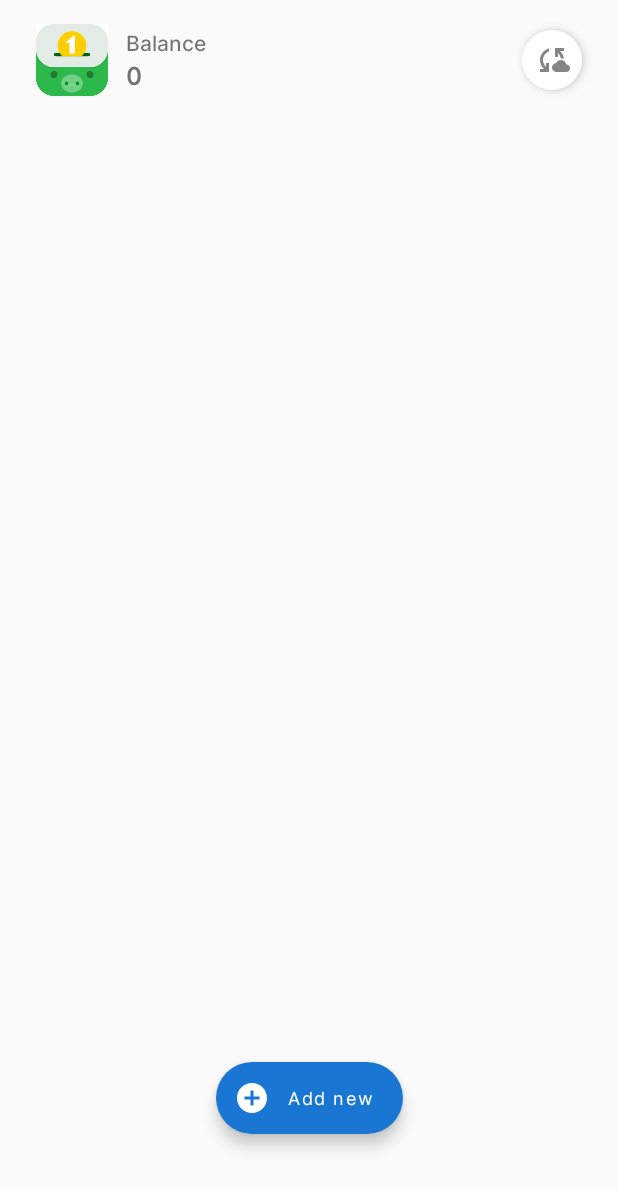
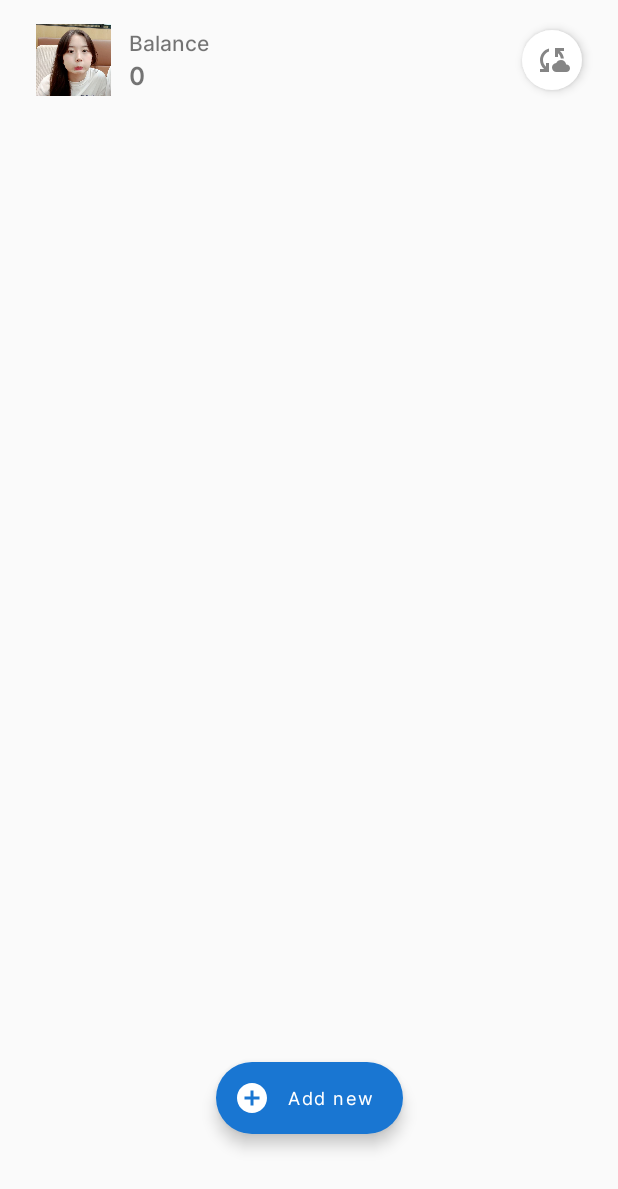
Before and after one commit to NguyenTienHung2109/SARD-app, an Android app: the layout fragment_home.xml on its own in the app's theme, with its tools: preview values and no code run, on a phone screen of 412 x 824 dp. Shown: the top 1189 px of the screen. Run offline under Robolectric (Android 15) with nearby library versions, the phone set to English and light mode, and no system bars.

Commit message:
rename some file

```diff
--- a/app/src/main/res/layout/activity_login.xml
+++ b/app/src/main/res/layout/activity_login.xml
@@ -16,7 +16,7 @@
         app:layout_constraintHorizontal_bias="0.5"
         app:layout_constraintStart_toStartOf="parent"
         app:layout_constraintTop_toTopOf="parent"
-        app:srcCompat="@drawable/haewon1" />
+        app:srcCompat="@drawable/image_login" />
 
     <TextView
         android:id="@+id/appName"
--- a/app/src/main/res/layout/fragment_home.xml
+++ b/app/src/main/res/layout/fragment_home.xml
@@ -61,7 +61,7 @@
                 android:contentDescription="@string/applogo"
                 android:padding="4dp"
                 android:scaleType="fitCenter"
-                android:src="@drawable/money_lover_logo"
+                android:src="@drawable/image_fragment"
                 app:layout_constraintBottom_toBottomOf="parent"
                 app:layout_constraintStart_toStartOf="parent"
                 app:layout_constraintTop_toTopOf="parent"
--- a/app/src/main/res/layout/fragment_report.xml
+++ b/app/src/main/res/layout/fragment_report.xml
@@ -39,7 +39,7 @@
                 android:contentDescription="@string/applogo"
                 android:padding="4dp"
                 android:scaleType="fitCenter"
-                android:src="@drawable/money_lover_logo"
+                android:src="@drawable/image_fragment"
                 app:layout_constraintBottom_toBottomOf="parent"
                 app:layout_constraintStart_toStartOf="parent"
                 app:layout_constraintTop_toTopOf="parent"
```
Also changed, not shown: app/src/main/res/drawable/image_fragment.jpg (added), app/src/main/res/drawable/image_login.jpg (renamed from app/src/main/res/drawable/haewon1.jpg).
